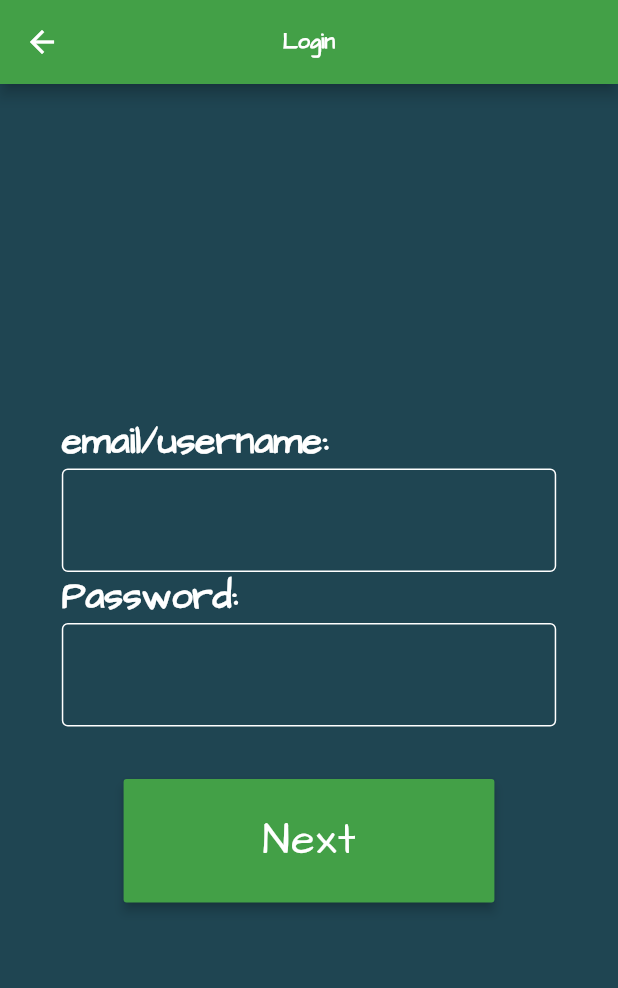
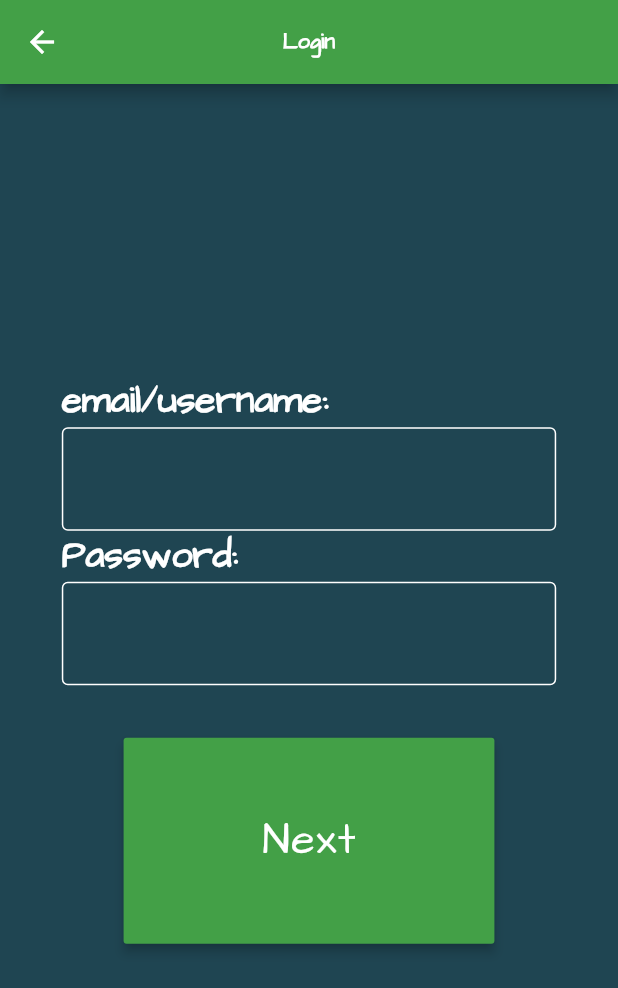
Before and after one commit to edwardtheskull/mathforkids, a Flutter app: the screen it shows after launch, after a tap on "Login", on a phone screen of 412 x 824 dp. Shown: the top 988 px of the screen. Run offline on Flutter 3.47's test engine with Material 2 defaults, Android fonts, the phone set to English and light mode, and no system bars; our stand-ins replace sqflite; accounts and stored records are empty; project files that could hold a hidden picture were left out.

Commit message:
Update login.dart

```diff
--- a/lib/login.dart
+++ b/lib/login.dart
@@ -19,10 +19,12 @@ class loginPageState extends StatefulWidget{
 class LoginPage extends State<loginPageState>{
   TextEditingController textname = new TextEditingController();
   TextEditingController textpassword = new TextEditingController();
+  MediaQueryData queryData;
   @override
   Widget build(BuildContext context) {
     double ratio = SizeConfig().init(context);
     print(ratio);
+    print(MediaQuery.of(context).devicePixelRatio);
     return Scaffold(
         backgroundColor: Color.fromRGBO(31, 69, 82, 1),
         appBar: AppBar(
@@ -89,7 +91,7 @@ class LoginPage extends State<loginPageState>{
                             Row(mainAxisAlignment: MainAxisAlignment.center,
                               children: [Padding(
                               padding: const EdgeInsets.only(top: 35),
-                              child: ButtonTheme(minWidth: MediaQuery.of(context).size.width*MediaQuery.of(context).devicePixelRatio/2.5, height: MediaQuery.of(context).size.height*MediaQuery.of(context).devicePixelRatio/15,
+                              child: ButtonTheme(minWidth: MediaQuery.of(context).size.width*MediaQuery.of(context).devicePixelRatio/2.5, height: MediaQuery.of(context).size.height*MediaQuery.of(context).devicePixelRatio/9,
                                 child: RaisedButton(elevation: 3,
                                   onPressed: (){
                                     Navigator.push(context, new MaterialPageRoute(builder: (context) => new teacherPageState()));
```
